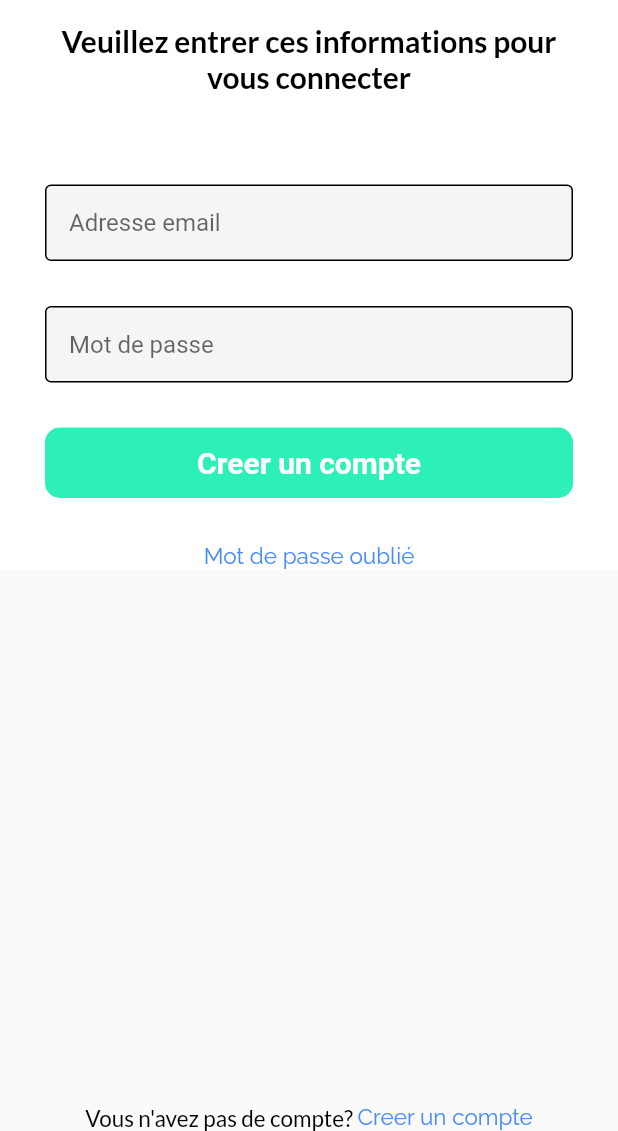
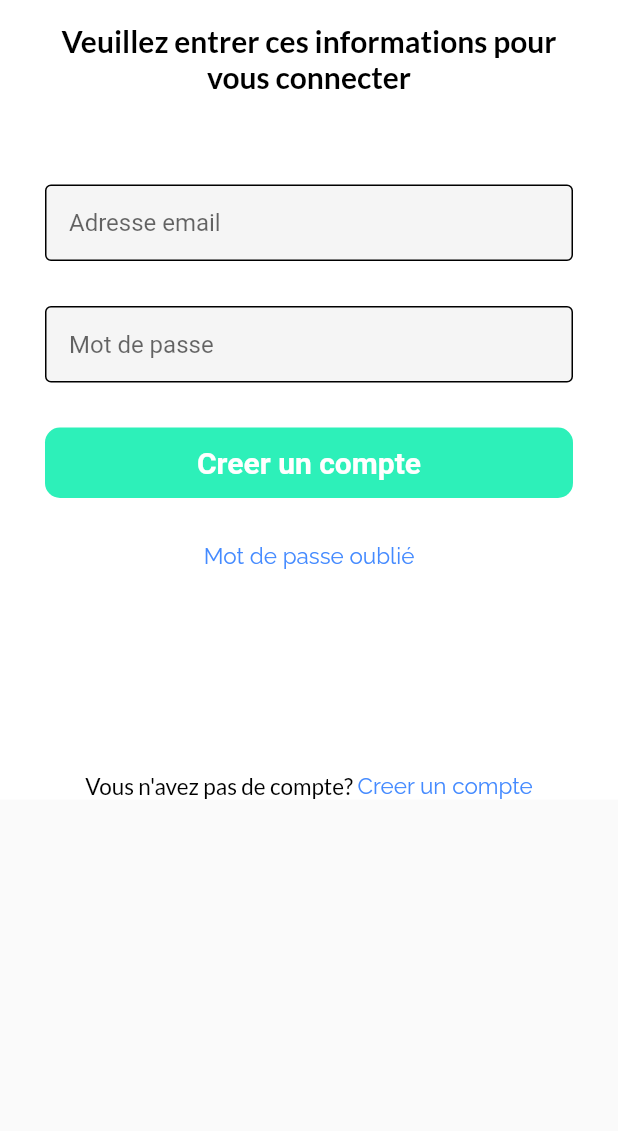
Before and after one commit to Raoul-cpr/projet-unib, a Flutter app: the screen it shows after launch, on a phone screen of 412 x 824 dp, the part 105-1236 px from its top. Run offline on Flutter 3.47's test engine with Material 2 defaults, Android fonts, the phone set to English and light mode, and no system bars; our stand-ins replace cloud_firestore, firebase_auth, firebase_core, font_awesome_flutter, google_fonts; accounts and stored records are empty.

```diff
--- a/lib/connectPage.dart
+++ b/lib/connectPage.dart
@@ -154,12 +154,10 @@ class _ConnectPageState extends State<ConnectPage> {
                     fontSize: 15,
                   ),
                 ),
-              ],
+                const SizedBox(
+                  height: 135,
                 ),
-          ),
-        ),
-      ),
-      bottomNavigationBar: Row(
+                Row(
                   crossAxisAlignment: CrossAxisAlignment.center,
                   mainAxisAlignment: MainAxisAlignment.center,
                   children: [
@@ -190,6 +188,11 @@ class _ConnectPageState extends State<ConnectPage> {
                     ),
                   ],
                 ),
+              ],
+            ),
+          ),
+        ),
+      ),
     );
   }
 }
--- a/lib/identifyPage.dart
+++ b/lib/identifyPage.dart
@@ -47,8 +47,10 @@ class _IdentifyPageState extends State<IdentifyPage> {
       _isLoading = false;
     });
 
-    if (res == 'Succes' ||
-        FirebaseAuth.instance.currentUser?.emailVerified == true) {
+    if (res ==
+            'Succes' /*||
+        FirebaseAuth.instance.currentUser?.emailVerified == true*/
+        ) {
       Navigator.pushReplacement(
           context, MaterialPageRoute(builder: (context) => Paged()));
     } else {
```
Lines whose indentation alone changed are shown as unchanged.
